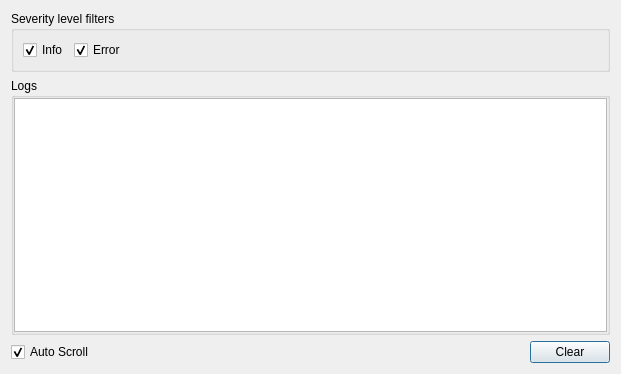
Before: the Qt Designer form src/dialogs/diagnosticdialog.ui in ModbusScope/ModbusScope, drawn with Qt 5.
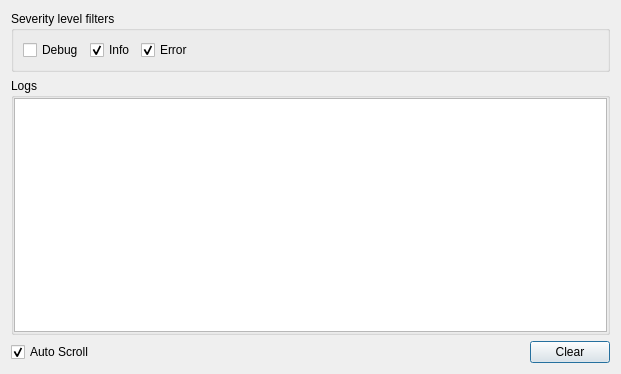
After: the same form once the commit is applied.

Commit message: Add debug severity level

What changed in the file:
```diff
--- a/src/dialogs/diagnosticdialog.ui
+++ b/src/dialogs/diagnosticdialog.ui
@@ -20,6 +20,13 @@
       <string>Severity level filters</string>
      </property>
      <layout class="QHBoxLayout" name="horizontalLayout_3">
+      <item>
+       <widget class="QCheckBox" name="checkDebug">
+        <property name="text">
+         <string>Debug</string>
+        </property>
+       </widget>
+      </item>
       <item>
        <widget class="QCheckBox" name="checkInfo">
         <property name="text">
```
The commit also changes 6 other files.
